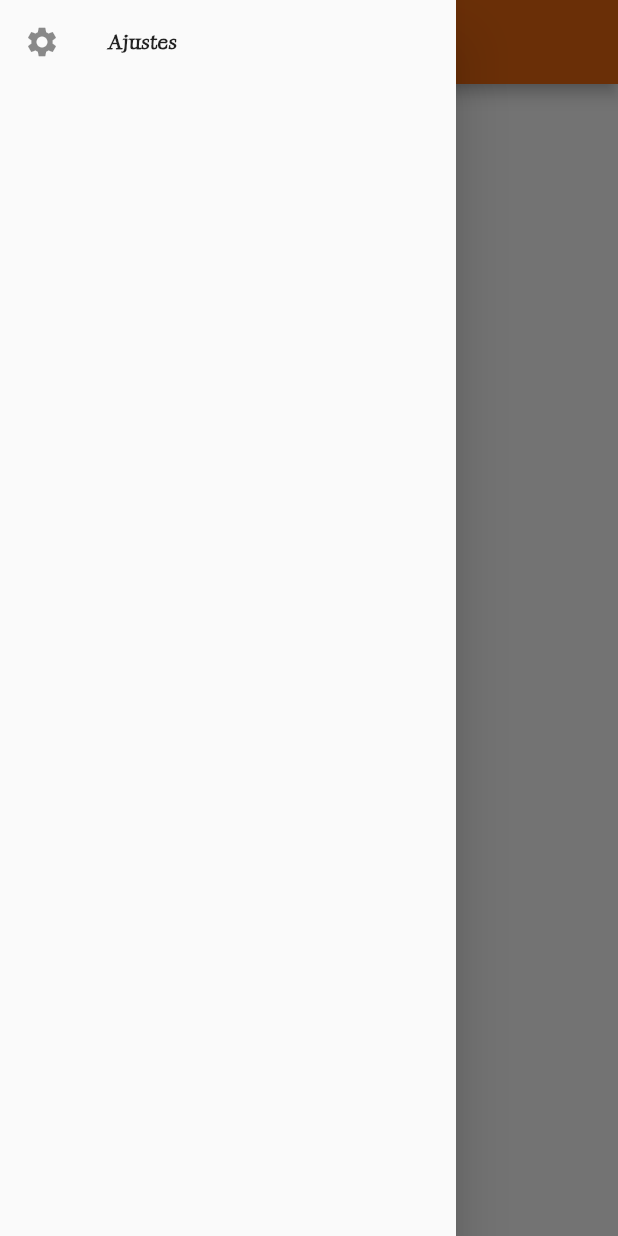
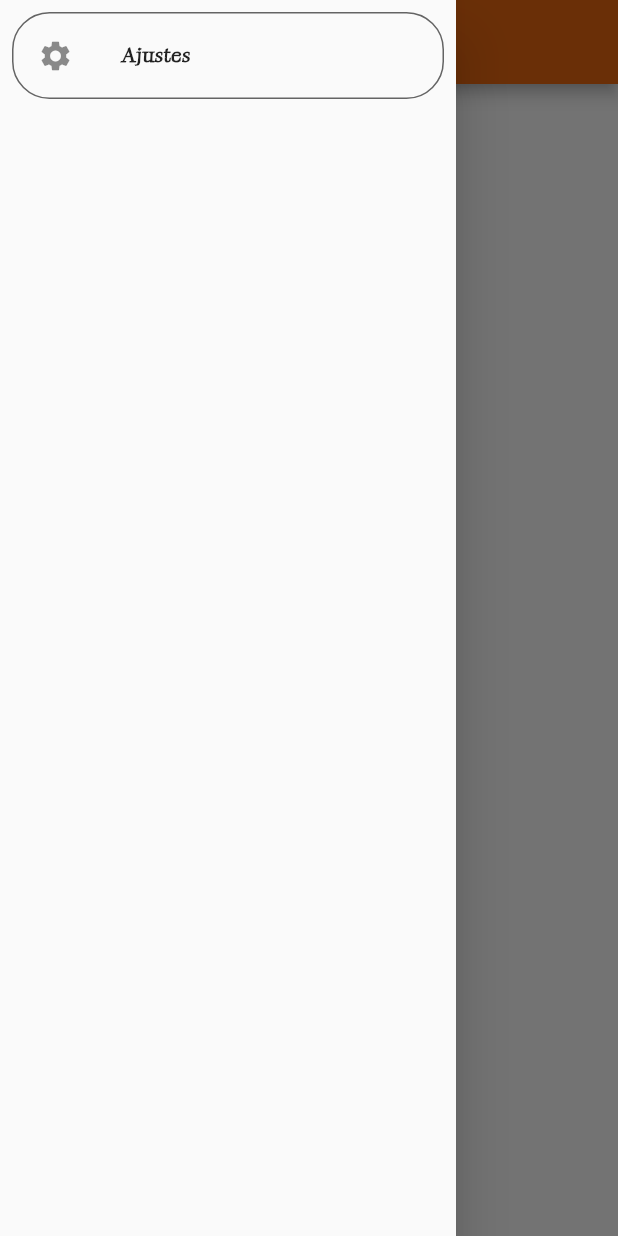
Before and after one commit to fausto1andino/ReposeRepository, a Flutter app: the HomePage screen opened directly, with the side drawer open, on a phone screen of 412 x 824 dp. Run offline on Flutter 3.47's test engine with Material 2 defaults, Android fonts, the phone set to English and light mode, and no system bars; our stand-ins replace cloud_firestore, connectivity_plus, firebase_auth, firebase_core, firebase_messaging, flutter_local_notifications and 7 more; missing offline and left inert: cloudinary_public; accounts and stored records are empty; network calls fail.

Commit message:
cambios del setting

```diff
--- a/Repose Aplication/repose_application/lib/src/pages/home_page.dart
+++ b/Repose Aplication/repose_application/lib/src/pages/home_page.dart
@@ -45,12 +45,24 @@ class _HomePageState extends State<HomePage> {
       drawer: Drawer(
           child: ListView(
         children: [
-          ListTile(
-            onTap: () {
-              Navigator.pushNamed(context, "/settings");
-            },
-            leading: const Icon(Icons.settings),
-            title: const Text("Ajustes"),
+          Padding(
+            padding: const EdgeInsets.all(8.0),
+            child: Container(
+               decoration: BoxDecoration(
+                              border: Border.all(
+                                  color: Theme.of(context).hintColor,
+                                  width: 1.0),
+                              color: Theme.of(context).scaffoldBackgroundColor,
+                              borderRadius: BorderRadius.circular(25.0),
+                            ),
+              child: ListTile(
+                onTap: () {
+                  Navigator.pushNamed(context, "/settings");
+                },
+                leading: const Icon(Icons.settings),
+                title: const Text("Ajustes"),
+              ),
+            ),
           )
         ],
       )),
```
Also changed, not shown: Repose Aplication/repose_application/lib/src/models/cliente_model.dart (+7 -2 lines), Repose Aplication/repose_application/lib/src/pages/settings_page.dart (+25 -2 lines), Repose Aplication/repose_application/lib/src/pages/sing_up_page.dart (+58 -1 lines).
